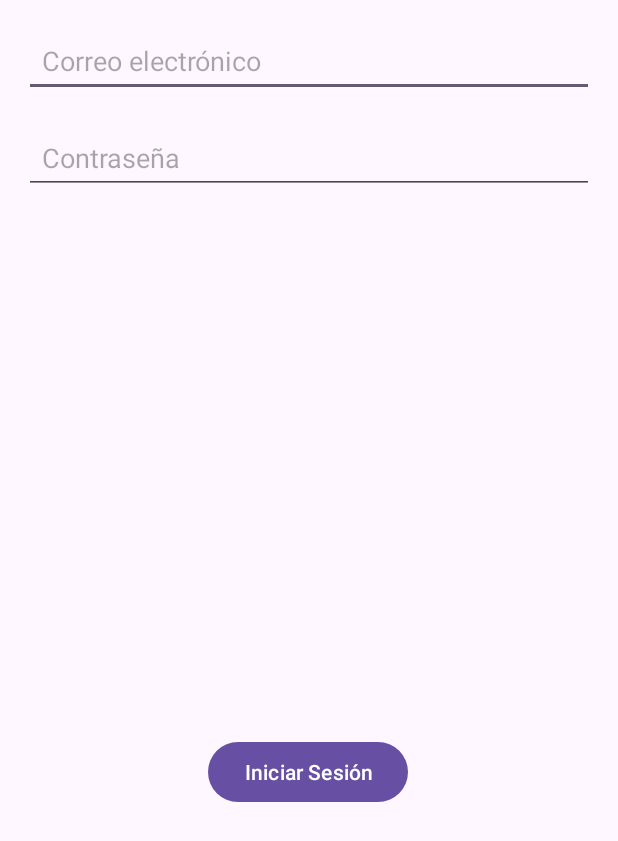
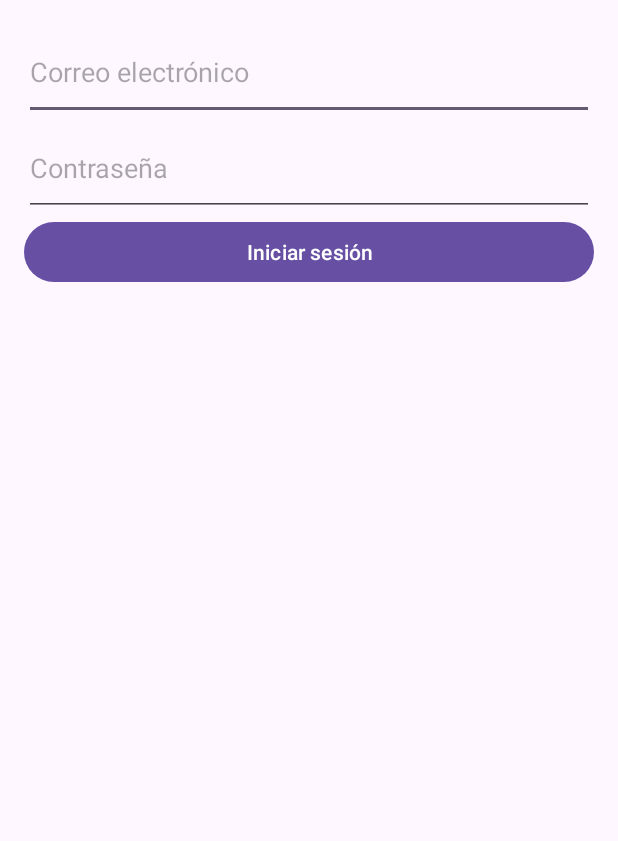
Before and after one commit to JavierMartinezAndreu/BocadilloJava2, an Android app: the screen it shows after launch (LoginActivity), on a phone screen of 412 x 824 dp. Shown: the top 841 px of the screen. Run offline under Robolectric (Android 15) with nearby library versions, the phone set to English and light mode, and no system bars; our stand-ins replace Firebase (no records; nobody signed in at launch, a user with empty details on screens opened directly); 1 statement that could not run was skipped.

```diff
--- a/app/src/main/java/com/example/mibocadillo2/ui/main/MainActivity.kt
+++ b/app/src/main/java/com/example/mibocadillo2/ui/main/MainActivity.kt
@@ -12,7 +12,6 @@ import com.google.firebase.FirebaseApp
 class MainActivity : AppCompatActivity() {
     override fun onCreate(savedInstanceState: Bundle?) {
         super.onCreate(savedInstanceState)
-        FirebaseApp.initializeApp(this) // Inicializar Firebase
         setContentView(R.layout.activity_main)
     }
 }
--- a/app/src/main/res/layout/activity_login.xml
+++ b/app/src/main/res/layout/activity_login.xml
@@ -1,52 +1,27 @@
 <?xml version="1.0" encoding="utf-8"?>
-<androidx.constraintlayout.widget.ConstraintLayout xmlns:android="http://schemas.android.com/apk/res/android"
-    xmlns:app="http://schemas.android.com/apk/res-auto"
-    xmlns:tools="http://schemas.android.com/tools"
+<LinearLayout xmlns:android="http://schemas.android.com/apk/res/android"
     android:layout_width="match_parent"
     android:layout_height="match_parent"
-    tools:context=".ui.login.LoginActivity">
+    android:orientation="vertical"
+    android:padding="16dp">
 
     <EditText
-        android:id="@+id/etEmail"
-        android:layout_width="0dp"
-        android:layout_height="wrap_content"
-        android:minHeight="48dp"
-        android:padding="12dp"
-        android:layout_margin="16dp"
+        android:id="@+id/correoElectronico"
+        android:layout_width="match_parent"
+        android:layout_height="64dp"
         android:hint="Correo electrónico"
-        android:inputType="textEmailAddress"
-        app:layout_constraintStart_toStartOf="parent"
-        app:layout_constraintEnd_toEndOf="parent"
-        app:layout_constraintTop_toTopOf="parent"
-        app:layout_constraintVertical_bias="0.3" />
+        android:inputType="textEmailAddress" />
 
     <EditText
-        android:id="@+id/etPassword"
-        android:layout_width="0dp"
-        android:layout_height="wrap_content"
-        android:minHeight="48dp"
-        android:padding="12dp"
-        android:layout_margin="16dp"
+        android:id="@+id/contrasena"
+        android:layout_width="match_parent"
+        android:layout_height="64dp"
         android:hint="Contraseña"
-        android:inputType="textPassword"
-        app:layout_constraintStart_toStartOf="parent"
-        app:layout_constraintEnd_toEndOf="parent"
-        app:layout_constraintTop_toBottomOf="@id/etEmail"
-        app:layout_constraintVertical_bias="0.3" />
-
+        android:inputType="textPassword" />
 
     <Button
-        android:id="@+id/btnLogin"
-        android:layout_width="wrap_content"
+        android:id="@+id/botonIniciarsesion"
+        android:layout_width="match_parent"
         android:layout_height="wrap_content"
-        android:layout_margin="16dp"
-        android:layout_marginTop="340dp"
-        android:text="Iniciar Sesión"
-        app:layout_constraintBottom_toBottomOf="parent"
-        app:layout_constraintEnd_toEndOf="parent"
-        app:layout_constraintHorizontal_bias="0.498"
-        app:layout_constraintStart_toStartOf="parent"
-        app:layout_constraintTop_toTopOf="parent"
-        app:layout_constraintVertical_bias="0.638" />
-
-</androidx.constraintlayout.widget.ConstraintLayout>
+        android:text="Iniciar sesión" />
+</LinearLayout>
```
Also changed, not shown: app/build.gradle.kts (+22 -6 lines), app/src/main/AndroidManifest.xml (+8 -3 lines), app/src/main/java/com/example/mibocadillo2/data/api/ApiUsuario.kt (added, +10 -0 lines), app/src/main/java/com/example/mibocadillo2/data/api/RetrofitConnect.kt (added, +19 -0 lines), app/src/main/java/com/example/mibocadillo2/data/model/Alergenos.kt (deleted, +0 -7 lines), app/src/main/java/com/example/mibocadillo2/data/model/Bocadillo.kt (+8 -6 lines), app/src/main/java/com/example/mibocadillo2/data/model/Pedido.kt (+7 -6 lines), app/src/main/java/com/example/mibocadillo2/data/model/Usuario.kt (+8 -11 lines), app/src/main/java/com/example/mibocadillo2/ui/login/LoginActivity.kt (+61 -22 lines), build.gradle.kts (+7 -2 lines), gradle/libs.versions.toml (+8 -1 lines).
